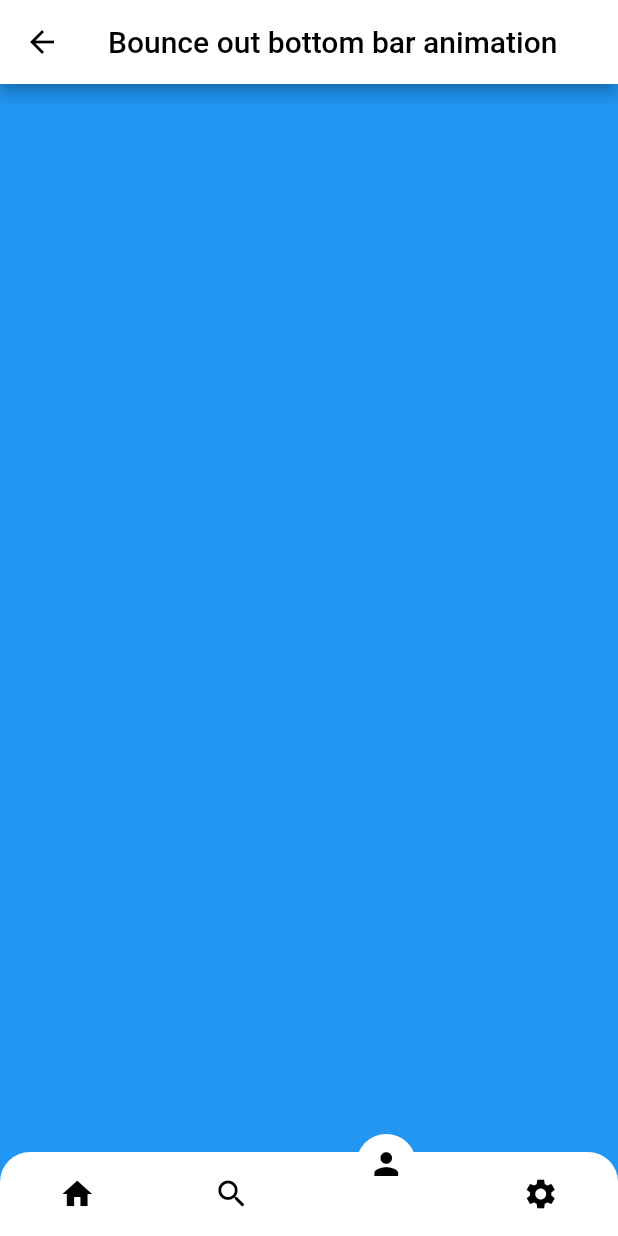
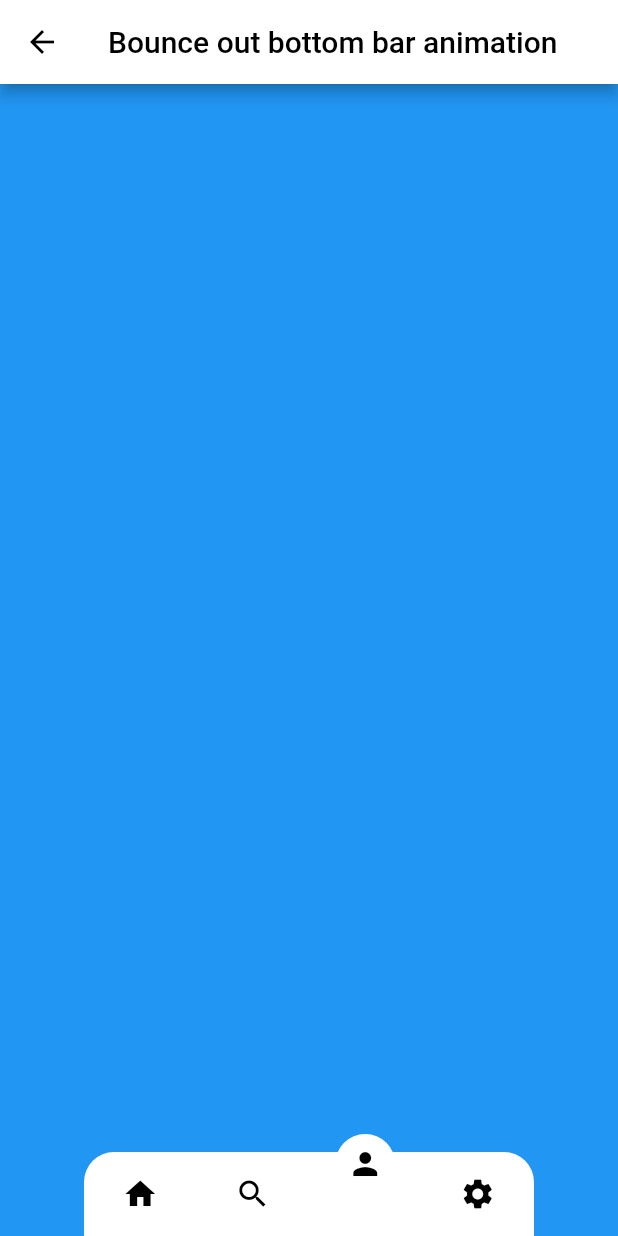
Before and after one commit to jrdeavila/portafolio, a Flutter app: the BounceOutBottomBarAnimation screen opened directly, on a phone screen of 412 x 824 dp. Run offline on Flutter 3.47's test engine with Material 2 defaults, Android fonts, the phone set to English and light mode, and no system bars.

Commit message:
Bounce Bottom Bar Customizable

```diff
--- a/lib/animations/bounce_out_bottom_bar_animation.dart
+++ b/lib/animations/bounce_out_bottom_bar_animation.dart
@@ -35,6 +35,7 @@ class _BounceOutBottomBarAnimationState
         ),
       ]),
       bottomNavigationBar: BounceOutBottomBar(
+        width: 300,
         initialIndex: currentIndex,
         items: const [
           Icons.home,
@@ -55,6 +56,7 @@ class BounceOutBottomBar extends StatefulWidget {
   final Color backgroundColor, foregroundColor;
   final int initialIndex;
   final ValueChanged<int> onIndexChanged;
+  final double? width;
   const BounceOutBottomBar({
     super.key,
     required this.items,
@@ -62,6 +64,7 @@ class BounceOutBottomBar extends StatefulWidget {
     this.foregroundColor = Colors.black,
     this.initialIndex = 0,
     required this.onIndexChanged,
+    this.width,
   });
 
   @override
@@ -73,6 +76,7 @@ class _BounceOutBottomBarState extends State<BounceOutBottomBar>
   late int currentIndex;
   late Color _backgroundColor, _foregroundColor;
   late AnimationController _controller;
+  late double width;
   late Animation _animateIn,
       _animateOut,
       _circleAnimateItem,
@@ -85,6 +89,7 @@ class _BounceOutBottomBarState extends State<BounceOutBottomBar>
     currentIndex = widget.initialIndex;
     _backgroundColor = widget.backgroundColor;
     _foregroundColor = widget.foregroundColor;
+    width = widget.width ?? double.infinity;
     _controller = AnimationController(
       vsync: this,
       duration: const Duration(milliseconds: 1000),
@@ -140,7 +145,6 @@ class _BounceOutBottomBarState extends State<BounceOutBottomBar>
 
   @override
   Widget build(BuildContext context) {
-    var width = MediaQuery.of(context).size.width;
     var currentWidth = width;
     var currentElevation = 0.0;
 
@@ -217,7 +221,7 @@ class _CustomCirclePainter extends CustomPainter {
   _CustomCirclePainter({required this.progress, this.color = Colors.black});
 
   var stroke = 10.0;
-  var radius = 25.0;
+  var radius = 20.0;
   @override
   void paint(Canvas canvas, Size size) {
     var center = Offset(size.width / 2, size.height / 2);
```
